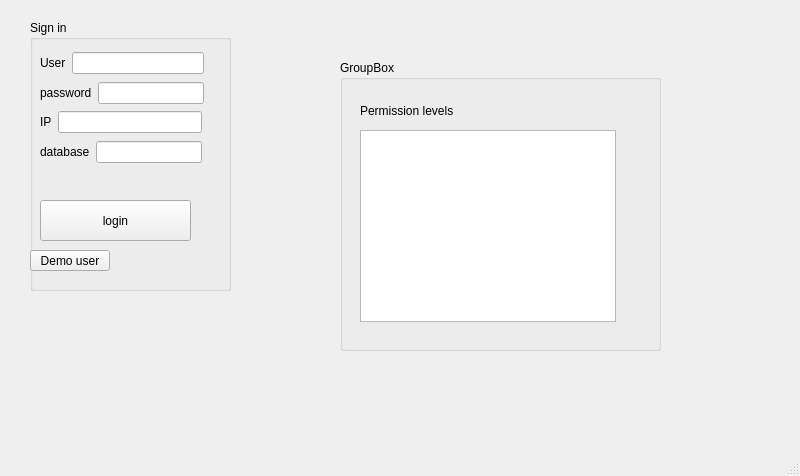
Old version of the form IssueTracker/mainwindow.ui in the repository RafaelPinela/IssueTracker.
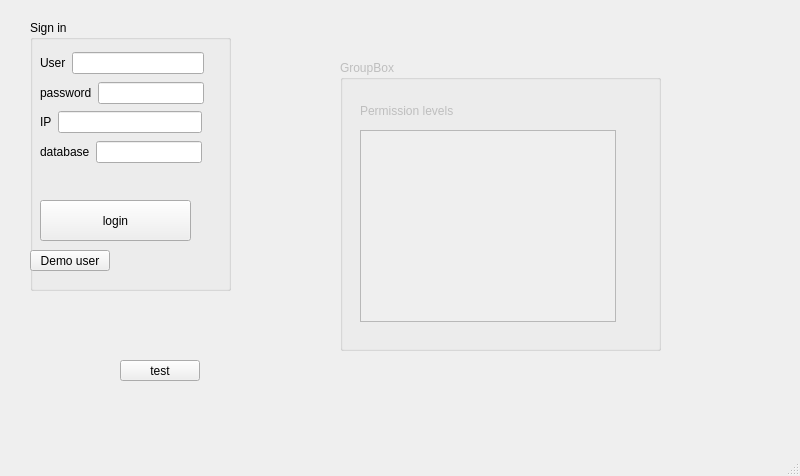
New version of the form.

Commit message: Database is now part of the window-object

The edit to the form file:
```diff
--- a/IssueTracker/mainwindow.ui
+++ b/IssueTracker/mainwindow.ui
@@ -149,7 +149,7 @@
    </widget>
    <widget class="QGroupBox" name="groupBox_2">
     <property name="enabled">
-     <bool>true</bool>
+     <bool>false</bool>
     </property>
     <property name="geometry">
      <rect>
@@ -159,6 +159,9 @@
       <height>291</height>
      </rect>
     </property>
+    <property name="autoFillBackground">
+     <bool>false</bool>
+    </property>
     <property name="title">
      <string>GroupBox</string>
     </property>
@@ -189,6 +192,19 @@
      </property>
     </widget>
    </widget>
+   <widget class="QPushButton" name="pushButton">
+    <property name="geometry">
+     <rect>
+      <x>120</x>
+      <y>360</y>
+      <width>80</width>
+      <height>21</height>
+     </rect>
+    </property>
+    <property name="text">
+     <string>test</string>
+    </property>
+   </widget>
   </widget>
   <widget class="QStatusBar" name="statusbar"/>
  </widget>
```
The commit also changes 5 other files.
